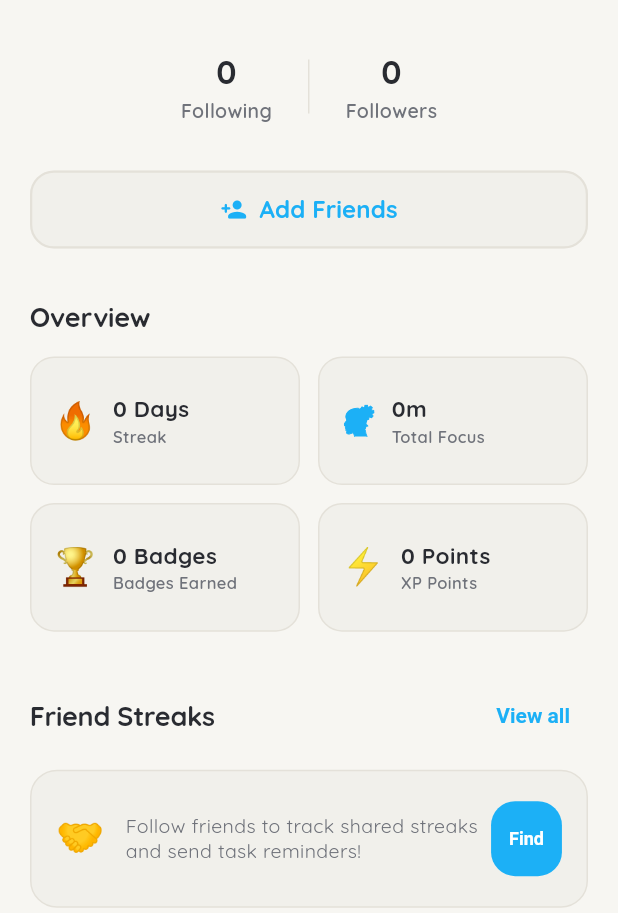
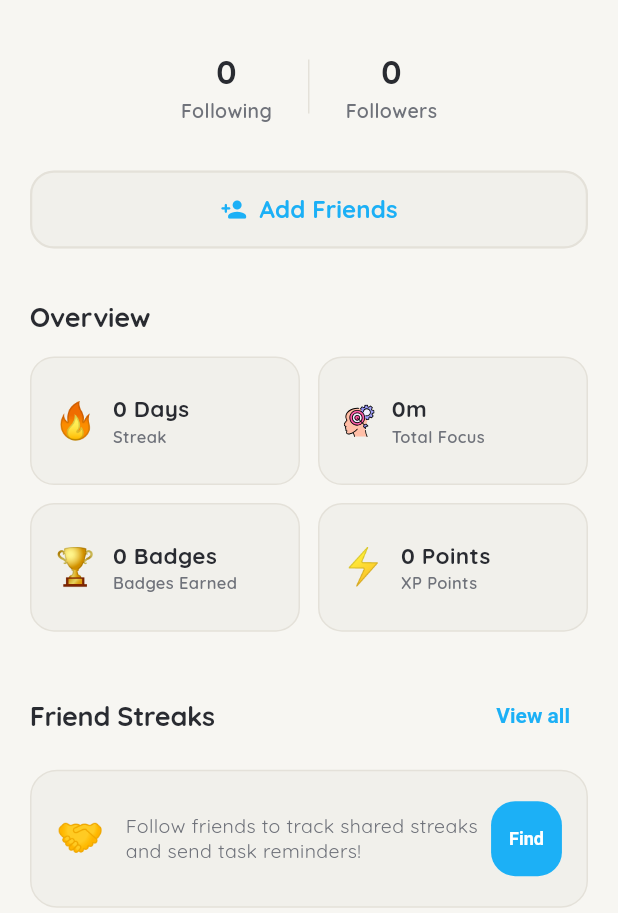
Before and after one commit to zubayerisfar/Focused, a Flutter app: the ProfileScreen screen opened by its route, on a phone screen of 412 x 824 dp, the part 323-1236 px from its top. Run offline on Flutter 3.47's test engine with Material 3 defaults, Android fonts, the phone set to English and light mode, and no system bars; our stand-ins replace cloud_firestore, firebase_auth, firebase_core, flutter_local_notifications, flutter_svg, flutter_timezone and 8 more; missing offline and left inert: usage_stats; accounts and stored records are empty; generated files the repository leaves out were written again; project files that could hold a hidden picture were left out.

Commit message:
refactor: simplify SVG asset usage by removing unnecessary color filter

```diff
--- a/focused/lib/screens/profile/profile_screen.dart
+++ b/focused/lib/screens/profile/profile_screen.dart
@@ -505,10 +505,6 @@ class ProfileScreen extends StatelessWidget {
                   'assets/icon/focus_icon.svg',
                   width: 24,
                   height: 24,
-                  colorFilter: const ColorFilter.mode(
-                    Color(0xFF1CB0F6),
-                    BlendMode.srcIn,
-                  ),
                 ),
                 value: _formatDuration(effectiveTotalFocus),
                 label: 'Total Focus',
```
Also changed, not shown: focused/lib/screens/planner/planner_screen.dart (+1 -9 lines).
